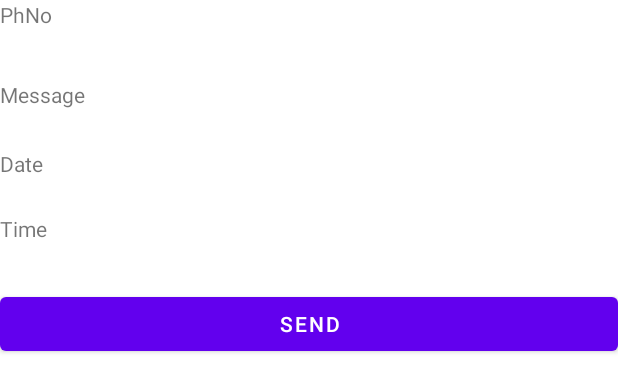
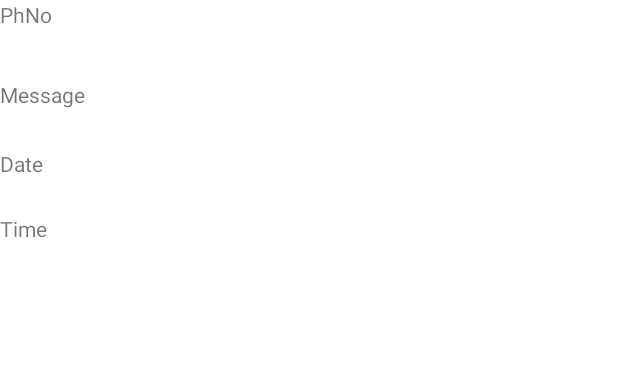
Before and after one commit to Nardeen230505/AlarmFinalProjectNardeen, an Android app: the layout alarm_item.xml on its own in the app's theme, with its tools: preview values and no code run, on a phone screen of 412 x 824 dp. Shown: the top 392 px of the screen. Run offline under Robolectric (Android 15) with nearby library versions, the phone set to English and light mode, and no system bars.

```diff
--- a/app/src/main/java/ow/nardeen/alarmfinalprojectnardeen/Data/AlarmAdapter.java
+++ b/app/src/main/java/ow/nardeen/alarmfinalprojectnardeen/Data/AlarmAdapter.java
@@ -40,7 +40,6 @@ public class AlarmAdapter extends ArrayAdapter<AlarmClock> // تخصيص الو
         TextView tvMessage = vItem.findViewById(R.id.tvMessage);
         TextView tvDate = vItem.findViewById(R.id.tvDate);
         TextView tvTime = vItem.findViewById(R.id.tvTime);
-        ImageButton btnSend = vItem.findViewById(R.id.btnSend);
 
         // باخد القيم تبعت المهمة وبحطهن بالحقول
         final AlarmClock alarmClock = getItem(position); //عملت كائن وبدي استخرج القيم الي الو عن طريق الposition الي الو
--- a/app/src/main/res/layout/alarm_item.xml
+++ b/app/src/main/res/layout/alarm_item.xml
@@ -28,9 +28,4 @@
         android:layout_height="49dp"
         android:text="Time" />
 
-    <Button
-        android:id="@+id/btnSend"
-        android:layout_width="match_parent"
-        android:layout_height="wrap_content"
-        android:text="Send" />
 </LinearLayout>
```
